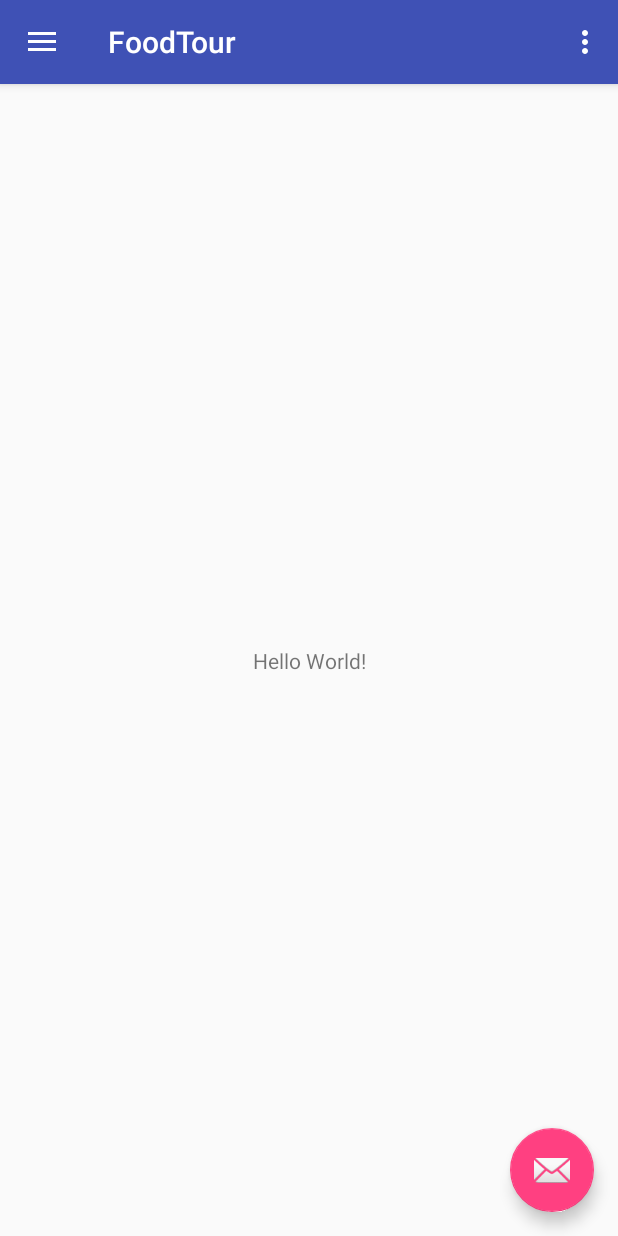
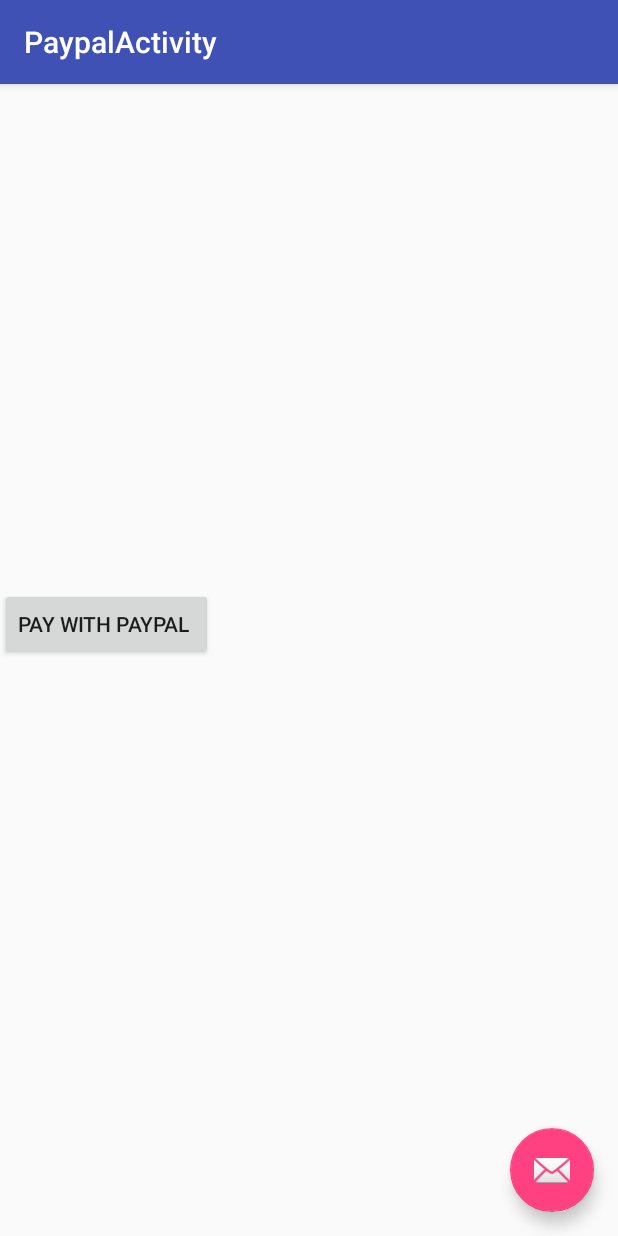
Before and after one commit to appcoreopc/miacucinaDroid, an Android app: the screen it shows after launch (MainActivity before the commit, PaypalActivity after it), in the side drawer, after a tap on "Gallery", on a phone screen of 412 x 824 dp. Run offline under Robolectric (Android 15) with nearby library versions, the phone set to English and light mode, and no system bars; libraries missing offline, so code that uses them is left out: com.paypal.android; 6 statements that could not run were skipped.

Commit message:
paypal integration code ready for testing

```diff
--- a/app/build.gradle
+++ b/app/build.gradle
@@ -28,5 +28,6 @@ dependencies {
     compile 'com.android.support:design:25.3.1'
     compile 'com.android.support.constraint:constraint-layout:1.0.2'
     compile 'com.google.android.gms:play-services-maps:11.0.4'
+    compile 'com.paypal.sdk:paypal-android-sdk:2.15.3'
     testCompile 'junit:junit:4.12'
 }
--- a/app/src/main/AndroidManifest.xml
+++ b/app/src/main/AndroidManifest.xml
@@ -40,7 +40,11 @@
 
         <activity
             android:name=".TourMapsActivity"
-            android:label="@string/title_activity_tour_maps"></activity>
+            android:label="@string/title_activity_tour_maps" />
+        <activity
+            android:name=".PaypalActivity"
+            android:label="@string/title_activity_paypal"
+            android:theme="@style/AppTheme.NoActionBar"></activity>
     </application>
 
 </manifest>
--- a/app/src/main/java/au/com/miacucina/com/foodtour/MainActivity.java
+++ b/app/src/main/java/au/com/miacucina/com/foodtour/MainActivity.java
@@ -13,6 +13,13 @@ import android.support.v7.app.AppCompatActivity;
 import android.support.v7.widget.Toolbar;
 import android.view.Menu;
 import android.view.MenuItem;
+
+import com.paypal.android.sdk.payments.PayPalPayment;
+import com.paypal.android.sdk.payments.PayPalService;
+
+import java.math.BigDecimal;
+
+import au.com.miacucina.com.foodtour.payment.PaypalConfiguration;
 
 public class MainActivity extends AppCompatActivity
         implements NavigationView.OnNavigationItemSelectedListener {
@@ -41,6 +48,8 @@ public class MainActivity extends AppCompatActivity
 
         NavigationView navigationView = (NavigationView) findViewById(R.id.nav_view);
         navigationView.setNavigationItemSelectedListener(this);
+
+        startPaypalService();
     }
 
     @Override
@@ -83,10 +92,19 @@ public class MainActivity extends AppCompatActivity
 
         if (id == R.id.nav_camera) {
             // Handle the camera action
-            Intent tourMapIntent = new Intent(this, TourMapsActivity.class);
+            Intent tourMapIntent = new Intent(MainActivity.this, TourMapsActivity.class);
             this.startActivity(tourMapIntent);
 
         } else if (id == R.id.nav_gallery) {
+
+            PayPalPayment payment = new PayPalPayment(new BigDecimal("1.75"), "USD", "sample item",
+                    PayPalPayment.PAYMENT_INTENT_SALE);
+
+            Intent intent = new Intent(MainActivity.this, PaypalActivity.class);
+            intent.putExtra(PayPalService.EXTRA_PAYPAL_CONFIGURATION, PaypalConfiguration.config);
+            intent.putExtra(PaypalActivity.EXTRA_PAYMENT, payment);
+            startActivityForResult(intent, 0);
+
 
         } else if (id == R.id.nav_slideshow) {
 
@@ -102,4 +120,12 @@ public class MainActivity extends AppCompatActivity
         drawer.closeDrawer(GravityCompat.START);
         return true;
     }
+
+
+    private void startPaypalService() {
+
+        Intent intent = new Intent(this, PayPalService.class);
+        intent.putExtra(PayPalService.EXTRA_PAYPAL_CONFIGURATION, PaypalConfiguration.config);
+        startService(intent);
+    }
 }
--- /dev/null
+++ b/app/src/main/java/au/com/miacucina/com/foodtour/PaypalActivity.java
@@ -0,0 +1,80 @@
+package au.com.miacucina.com.foodtour;
+
+import android.app.Activity;
+import android.content.Intent;
+import android.os.Bundle;
+import android.os.PersistableBundle;
+import android.support.annotation.Nullable;
+import android.support.design.widget.FloatingActionButton;
+import android.support.design.widget.Snackbar;
+import android.support.v7.app.AppCompatActivity;
+import android.support.v7.widget.Toolbar;
+import android.util.Log;
+import android.view.View;
+import android.widget.Button;
+import android.widget.Toast;
+
+import com.paypal.android.sdk.payments.PaymentConfirmation;
+
+import org.json.JSONException;
+
+public class PaypalActivity extends AppCompatActivity {
+
+    public static String EXTRA_PAYMENT = "TOUR_PAYMENT";
+    public static int RESULT_EXTRAS_INVALID = -1;
+
+    @Override
+    protected void onCreate(Bundle savedInstanceState) {
+        super.onCreate(savedInstanceState);
+        setContentView(R.layout.activity_paypal);
+        Toolbar toolbar = (Toolbar) findViewById(R.id.toolbar);
+        setSupportActionBar(toolbar);
+
+        FloatingActionButton fab = (FloatingActionButton) findViewById(R.id.fab);
+        fab.setOnClickListener(new View.OnClickListener() {
+            @Override
+            public void onClick(View view) {
+                Snackbar.make(view, "Replace with your own action", Snackbar.LENGTH_LONG)
+                        .setAction("Action", null).show();
+            }
+        });
+
+        Button paypalButton = (Button) findViewById(R.id.paypalButton);
+
+        paypalButton.setOnClickListener(new View.OnClickListener() {
+            @Override
+            public void onClick(View v) {
+                Toast.makeText(getApplicationContext(),"test", Toast.LENGTH_SHORT).show();
+
+            }
+        });
+    }
+
+    @Override
+    protected void onActivityResult(int requestCode, int resultCode, Intent data) {
+        super.onActivityResult(requestCode, resultCode, data);
+
+        if (resultCode == Activity.RESULT_OK) {
+            PaymentConfirmation confirm = data.getParcelableExtra(PaypalActivity.EXTRA_PAYMENT);
+            if (confirm != null) {
+                try {
+                    Log.i("paymentExample", confirm.toJSONObject().toString(4));
+
+                    // TODO: send 'confirm' to your server for verification.
+                    // see https://developer.paypal.com/webapps/developer/docs/integration/mobile/verify-mobile-payment/
+                    // for more details.
+
+                } catch (JSONException e) {
+                    Log.e("paymentExample", "an extremely unlikely failure occurred: ", e);
+                }
+            }
+        }
+        else if (resultCode == Activity.RESULT_CANCELED) {
+            Log.i("paymentExample", "The user canceled.");
+        }
+        else if (resultCode == PaypalActivity.RESULT_EXTRAS_INVALID) {
+            Log.i("paymentExample", "An invalid Payment or PayPalConfiguration was submitted. Please see the docs.");
+        }
+
+    }
+}
--- a/app/src/main/java/au/com/miacucina/com/foodtour/TourMapsActivity.java
+++ b/app/src/main/java/au/com/miacucina/com/foodtour/TourMapsActivity.java
@@ -42,5 +42,6 @@ public class TourMapsActivity extends FragmentActivity implements OnMapReadyCall
         LatLng sydney = new LatLng(-34, 151);
         mMap.addMarker(new MarkerOptions().position(sydney).title("Marker in Sydney"));
         mMap.moveCamera(CameraUpdateFactory.newLatLng(sydney));
+
     }
 }
--- /dev/null
+++ b/app/src/main/res/layout/activity_paypal.xml
@@ -0,0 +1,45 @@
+<?xml version="1.0" encoding="utf-8"?>
+<android.support.design.widget.CoordinatorLayout xmlns:android="http://schemas.android.com/apk/res/android"
+    xmlns:app="http://schemas.android.com/apk/res-auto"
+    xmlns:tools="http://schemas.android.com/tools"
+    android:layout_width="match_parent"
+    android:layout_height="match_parent"
+    tools:context="au.com.miacucina.com.foodtour.PaypalActivity">
+
+    <android.support.design.widget.AppBarLayout
+        android:layout_width="match_parent"
+        android:layout_height="wrap_content"
+        android:theme="@style/AppTheme.AppBarOverlay">
+
+        <android.support.v7.widget.Toolbar
+            android:id="@+id/toolbar"
+            android:layout_width="match_parent"
+            android:layout_height="?attr/actionBarSize"
+            android:background="?attr/colorPrimary"
+            app:popupTheme="@style/AppTheme.PopupOverlay" />
+
+    </android.support.design.widget.AppBarLayout>
+
+    <android.support.design.widget.FloatingActionButton
+        android:id="@+id/fab"
+        android:layout_width="wrap_content"
+        android:layout_height="wrap_content"
+        android:layout_gravity="bottom|end"
+        android:layout_margin="@dimen/fab_margin"
+        app:srcCompat="@android:drawable/ic_dialog_email" />
+
+    <Button
+        android:id="@+id/paypalButton"
+        android:layout_width="wrap_content"
+        android:layout_height="wrap_content"
+        android:layout_gravity="top|right"
+        android:onClick="payWithPaypal"
+        android:text="Pay with Paypal "
+        app:layout_anchor="@+id/include"
+        app:layout_anchorGravity="center_vertical|left" />
+
+    <include
+        android:id="@+id/include"
+        layout="@layout/content_paypal" />
+
+</android.support.design.widget.CoordinatorLayout>
--- /dev/null
+++ b/app/src/main/res/layout/content_paypal.xml
@@ -0,0 +1,11 @@
+<?xml version="1.0" encoding="utf-8"?>
+<android.support.constraint.ConstraintLayout xmlns:android="http://schemas.android.com/apk/res/android"
+    xmlns:app="http://schemas.android.com/apk/res-auto"
+    xmlns:tools="http://schemas.android.com/tools"
+    android:layout_width="match_parent"
+    android:layout_height="match_parent"
+    app:layout_behavior="@string/appbar_scrolling_view_behavior"
+    tools:context="au.com.miacucina.com.foodtour.PaypalActivity"
+    tools:showIn="@layout/activity_paypal">
+
+</android.support.constraint.ConstraintLayout>
--- a/app/src/main/res/values/strings.xml
+++ b/app/src/main/res/values/strings.xml
@@ -6,4 +6,5 @@
 
     <string name="action_settings">Settings</string>
     <string name="title_activity_tour_maps">Map</string>
+    <string name="title_activity_paypal">PaypalActivity</string>
 </resources>
```
Also changed, not shown: app/src/main/java/au/com/miacucina/com/foodtour/payment/PaypalConfiguration.java (added, +10 -0 lines).
